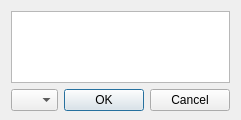
Before: the Qt Designer form code source/ruleorganizer.ui in Valere21/JsonToExcel, drawn with Qt 5.
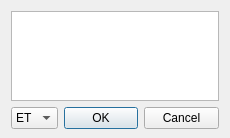
After: the same form once the commit is applied.

Patch:
```diff
--- a/code source/ruleorganizer.ui
+++ b/code source/ruleorganizer.ui
@@ -2,6 +2,14 @@
 <ui version="4.0">
  <class>RuleOrganizer</class>
  <widget class="QDialog" name="RuleOrganizer">
+  <property name="geometry">
+   <rect>
+    <x>0</x>
+    <y>0</y>
+    <width>230</width>
+    <height>138</height>
+   </rect>
+  </property>
   <property name="sizePolicy">
    <sizepolicy hsizetype="Expanding" vsizetype="Preferred">
     <horstretch>0</horstretch>
@@ -38,11 +46,6 @@
      </property>
      <item>
       <widget class="QComboBox" name="comboBox">
-       <item>
-        <property name="text">
-         <string/>
-        </property>
-       </item>
        <item>
         <property name="text">
          <string>ET</string>
```
